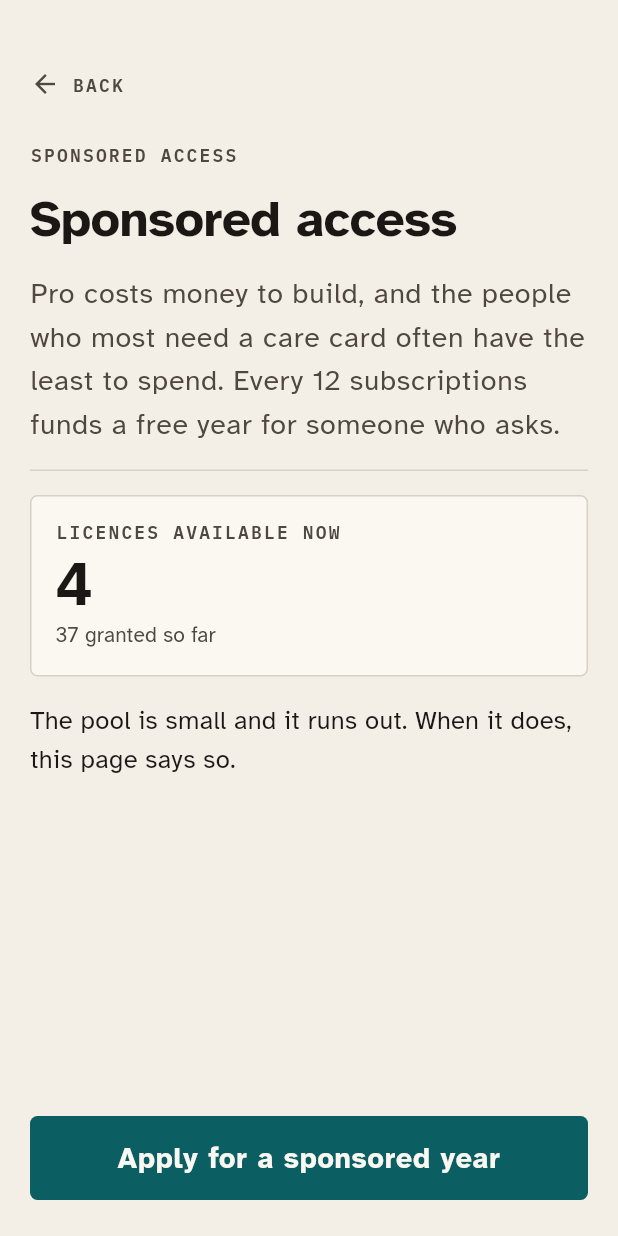
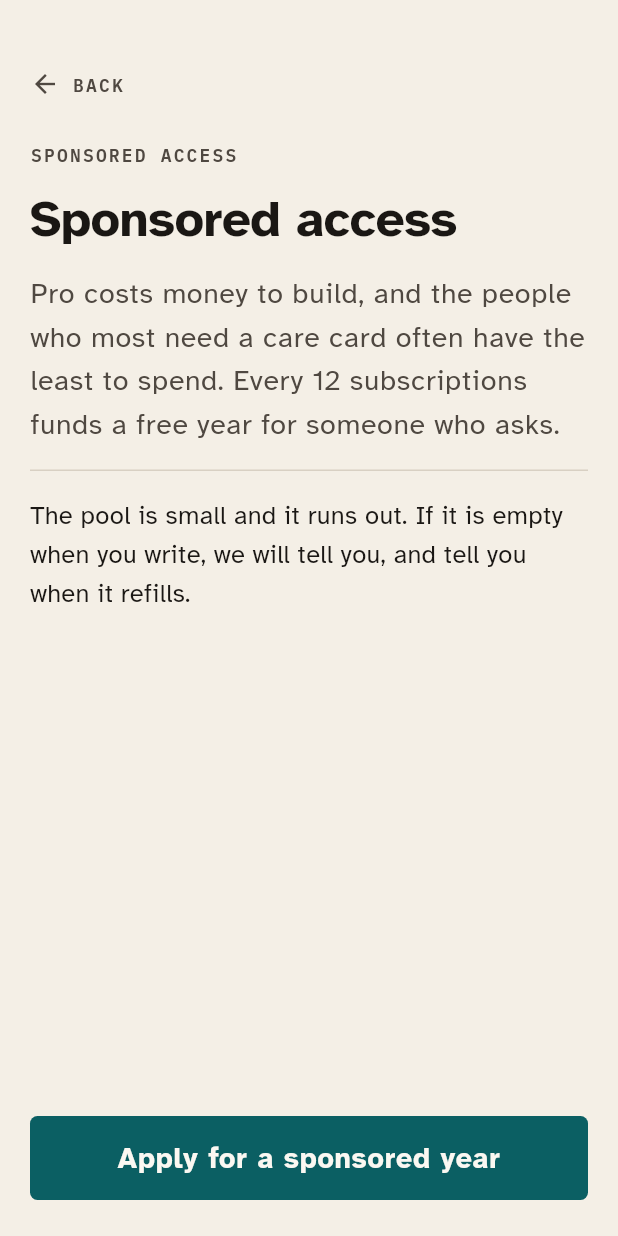
Before and after one commit to sylesh513/CalmCheck-App, a Flutter app: the SponsoredScreen screen opened by its route, on a phone screen of 412 x 824 dp. Run offline on Flutter 3.47's test engine with Material 3 defaults, Android fonts, the phone set to English and light mode, and no system bars; our stand-ins replace audioplayers, flutter_local_notifications, flutter_timezone, flutter_tts, image_picker, pdf and 7 more; missing offline and left inert: file_selector, mobile_scanner, purchases_flutter; accounts and stored records are empty.

Commit message:
Raise the iOS floor to 15, and stop claiming numbers the app can't know
Xcode 27 refuses to build below iOS 15, so the Podfile floor moves 14 -> 15
and a post_install hook raises any pod that ships lower. The hook only ever
raises: a pod asking for more than 15 knows something we don't.

The Runner target's deployment target is pinned to 15.0 in all nine configs.
Six of them had been rewritten by Xcode's project upgrade to
$(RECOMMENDED_IPHONEOS_DEPLOYMENT_TARGET), which makes the minimum supported
iOS a function of whichever Xcode happens to build the app -- a later Xcode
would have dropped devices with no diff to show for it.

Also removes the two give-back counters. Both were constants displayed as live
figures: a running sponsorship total on the paywall and a remaining licence
count on the sponsored screen. The app has no server, so neither could ever
change, and a hardcoded total presented at the point of sale is a claim about
the world the app cannot know and that is false on launch day. The give-back
promise itself stays, because it is a policy and true the day it ships.

Co-Authored-By: Claude Opus 5 <noreply@anthropic.com>
Claude-Session: https://claude.ai/code/session_01VihMjLXnBxXMH638Fg8Zxw

```diff
--- a/lib/data/copy.dart
+++ b/lib/data/copy.dart
@@ -84,9 +84,16 @@ class StateCopy {
 class ProCopy {
   const ProCopy._();
 
+  /// A policy, not a measurement: this is the commitment the give-back makes,
+  /// and it is true the day it ships.
+  ///
+  /// There is deliberately no `sponsoredSoFar` or `licencesAvailable` beside
+  /// it. Both used to exist as constants and both were shown as live figures —
+  /// a running total on the paywall, a remaining count on the sponsored
+  /// screen. The app has no server, so neither could ever change, and a
+  /// hardcoded total presented at the point of sale is a claim about the world
+  /// that the app cannot know and that is false on launch day.
   static const int sponsorEvery = 12;
-  static const int sponsoredSoFar = 37;
-  static const int licencesAvailable = 4;
 
   /// Shown only in the design reference, where there is no store to ask.
   /// Every price a person can actually be charged comes from the store, in
@@ -130,7 +137,7 @@ class ProCopy {
 
   static const giveBack =
       'Every $sponsorEvery subscriptions pays for a free year of Pro for '
-      "someone who can't afford it. $sponsoredSoFar sponsored so far.";
+      "someone who can't afford it.";
 
   static const purchaseError = StateCopy.purchaseDirection;
 
@@ -140,5 +147,6 @@ class ProCopy {
       'a free year for someone who asks.';
 
   static const sponsoredLimit =
-      'The pool is small and it runs out. When it does, this page says so.';
+      'The pool is small and it runs out. If it is empty when you write, we '
+      'will tell you, and tell you when it refills.';
 }
--- a/lib/screens/paywall/sponsored_screen.dart
+++ b/lib/screens/paywall/sponsored_screen.dart
@@ -24,13 +24,16 @@ class SponsoredScreen extends StatelessWidget {
     final app = context.app;
     // A granted licence is issued by a person, not by the app granting itself
     // Pro, so `granted` is only ever reached from the design reference.
+    // `empty` and `granted` are design-reference states only. The app has no
+    // server, so it cannot know how many licences are left any more than it can
+    // grant itself one — it used to read a constant, which meant the figure was
+    // never true. Whether the pool is empty is answered by the reply to the
+    // email, not by this screen.
     final state =
         forcedState ??
         (app.sponsorApplicationSent
             ? SponsoredState.submitted
-            : ProCopy.licencesAvailable > 0
-            ? SponsoredState.open
-            : SponsoredState.empty);
+            : SponsoredState.open);
 
     return CalmScaffold(
       child: CcScreen(
@@ -56,20 +59,13 @@ class SponsoredScreen extends StatelessWidget {
               ] else
                 const CcSub(ProCopy.sponsoredBody),
               const CcRule(),
-              if (state == SponsoredState.open)
-                const _Figure(
-                  label: 'Licences available now',
-                  value: '${ProCopy.licencesAvailable}',
-                  note: '${ProCopy.sponsoredSoFar} granted so far',
-                ),
               if (state == SponsoredState.empty)
                 const _Figure(
                   label: 'Licences available now',
                   value: '0',
                   note:
                       'The pool is empty. It refills when subscriptions do — '
-                      'usually within a few weeks. '
-                      '${ProCopy.sponsoredSoFar} granted so far.',
+                      'usually within a few weeks.',
                   empty: true,
                 ),
               if (state == SponsoredState.submitted)
```
Also changed, not shown: lib/screens/paywall/paywall_screen.dart (+3 -13 lines), 6 other files.
